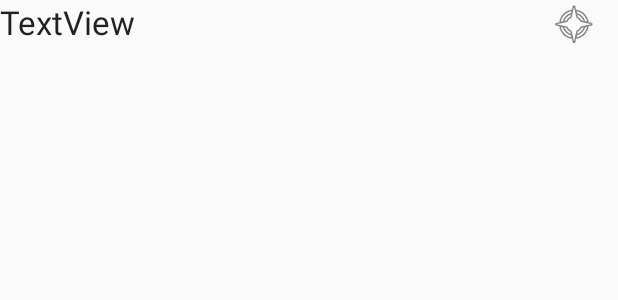
After one commit to ralga/INF3044_BAKER_DEDROUAS, an Android app: the layout ligne.xml on its own in the app's theme, with its tools: preview values and no code run, on a phone screen of 412 x 824 dp. The commit adds this screen. Shown: the top 300 px of the screen. Run offline under Robolectric (Android 15) with nearby library versions, the phone set to English and light mode, and no system bars.

```diff
--- /dev/null
+++ b/app/src/main/res/layout/ligne.xml
@@ -0,0 +1,33 @@
+<?xml version="1.0" encoding="utf-8"?>
+<LinearLayout xmlns:android="http://schemas.android.com/apk/res/android"
+    android:layout_width="match_parent"
+    android:layout_height="wrap_content"
+    android:baselineAligned="true"
+    android:gravity="center"
+    android:orientation="horizontal">
+
+    <LinearLayout
+        android:layout_height="wrap_content"
+        android:orientation="horizontal"
+        android:layout_width="fill_parent"
+        android:layout_gravity="center">
+
+        <TextView
+            android:layout_weight="10"
+            android:layout_gravity="left"
+            android:layout_height="wrap_content"
+            android:id="@+id/monTexte"
+            android:text="TextView"
+            android:textAppearance="?android:attr/textAppearanceLarge"
+            android:layout_width="wrap_content"
+            android:onClick="chosen" />
+
+        <ImageView
+            android:layout_weight="1"
+            android:id="@+id/monImage"
+            android:layout_height="wrap_content"
+            android:layout_width="wrap_content"
+            android:src="@android:drawable/ic_menu_compass" />
+
+    </LinearLayout>
+</LinearLayout>
```
Also changed, not shown: app/src/main/java/org/esiea/baker_dedrouas/projet_dedrouas_baker/MainActivity.java (+59 -9 lines), app/src/main/java/org/esiea/baker_dedrouas/projet_dedrouas_baker/RecyclerSimpleViewAdapter.java (deleted, +0 -90 lines), app/src/main/res/layout/rv_contact.xml (deleted, +0 -12 lines).
